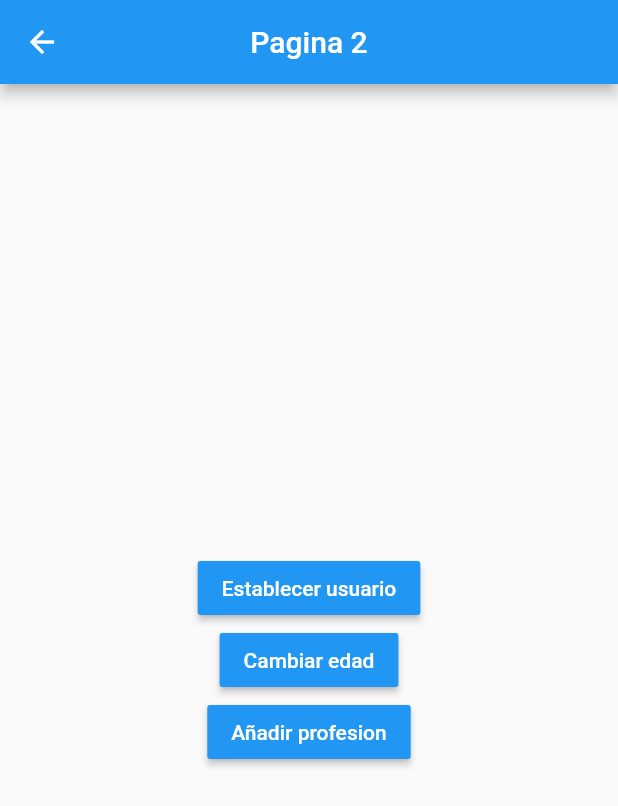
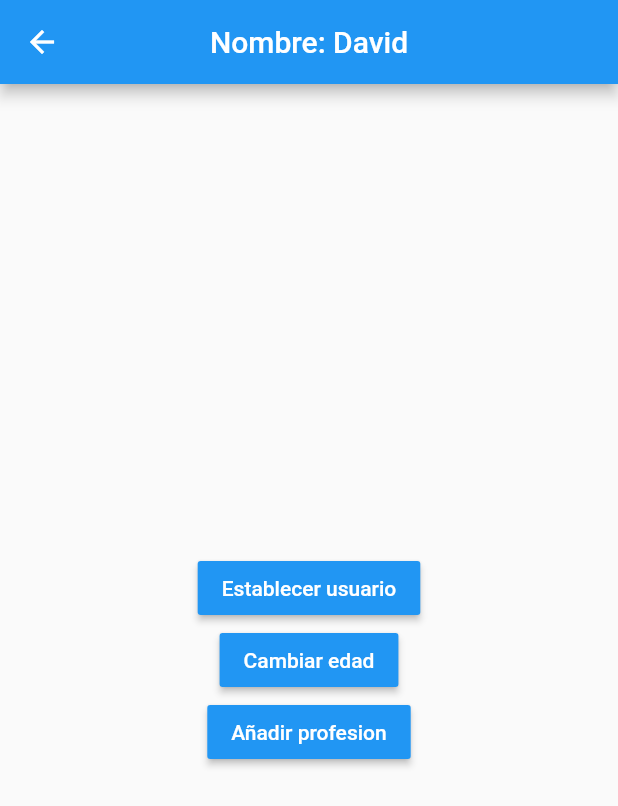
Before and after one commit to darubiano/manejadores_estados, a Flutter app: the DosPage screen opened by its route, after a tap on "Establecer usuario", on a phone screen of 412 x 824 dp. Shown: the top 806 px of the screen. Run offline on Flutter 3.47's test engine with Material 2 defaults, Android fonts, the phone set to English and light mode, and no system bars.

Commit message:
Fin Singleton

```diff
--- a/lib/models/Usuario.dart
+++ b/lib/models/Usuario.dart
@@ -1,6 +1,12 @@
+import 'package:flutter/material.dart';
+
 class Usuario {
   String nombre;
   int edad;
   List<String> profesiones;
-  Usuario({this.nombre, this.edad, this.profesiones});
+  Usuario({
+    @required this.nombre,
+    @required this.edad,
+    this.profesiones,
+  }):assert(nombre!=null);
 }
--- a/lib/pages/DosPage.dart
+++ b/lib/pages/DosPage.dart
@@ -1,14 +1,23 @@
 import 'package:flutter/material.dart';
+import 'package:manejadores_estados/models/Usuario.dart';
+import 'package:manejadores_estados/services/UsuarioServices.dart';
 
 class DosPage extends StatelessWidget {
   static const String id = 'Dos';
   @override
   Widget build(BuildContext context) {
     return Scaffold(
-      appBar: AppBar(
-        title: Text('Pagina 2'),
-        centerTitle: true,
-      ),
+      appBar:AppBar(
+            title: StreamBuilder(
+              stream: usuarioService.usuarioStream,
+              builder: (BuildContext context, AsyncSnapshot<Usuario> snapshot){
+                return snapshot.hasData
+                ? Text('Nombre: ${snapshot.data.nombre}')
+                : Text('Pagina 2');
+              },
+            ),
+            centerTitle: true,
+          ),
       body: Center(
         child: Column(
           mainAxisAlignment: MainAxisAlignment.center,
@@ -16,12 +25,17 @@ class DosPage extends StatelessWidget {
             MaterialButton(
               child: Text('Establecer usuario', style: TextStyle(color:Colors.white),),
               color: Colors.blue,
-              onPressed: () {},
+              onPressed: () {
+                final usuario = new Usuario(nombre: 'David',edad: 24,);
+                usuarioService.cargarUsuario(usuario);
+              },
             ),
             MaterialButton(
               child: Text('Cambiar edad', style: TextStyle(color:Colors.white),),
               color: Colors.blue,
-              onPressed: () {},
+              onPressed: () {
+                usuarioService.cambiarEdad(25);
+              },
             ),
             MaterialButton(
               child: Text('Añadir profesion', style: TextStyle(color:Colors.white),),
--- a/lib/pages/UnoPage.dart
+++ b/lib/pages/UnoPage.dart
@@ -1,5 +1,7 @@
 import 'package:flutter/material.dart';
+import 'package:manejadores_estados/models/Usuario.dart';
 import 'package:manejadores_estados/pages/DosPage.dart';
+import 'package:manejadores_estados/services/UsuarioServices.dart';
 
 class UnoPage extends StatelessWidget {
   static const String id = 'Uno';
@@ -14,12 +16,22 @@ class UnoPage extends StatelessWidget {
         title: Text('Pagina 1'),
         centerTitle: true,
       ),
-      body: InformacionUsuario(),
+      body: StreamBuilder(
+        stream: usuarioService.usuarioStream,
+        builder: (BuildContext context, AsyncSnapshot<Usuario> snapshot) {
+          // Si tiene un usuario hasData
+          return snapshot.hasData
+              ? InformacionUsuario(usuario: snapshot.data)
+              : Center(child: Text('No hay informacion del usuario'));
+        },
+      ),
     );
   }
 }
 
 class InformacionUsuario extends StatelessWidget {
+  final Usuario usuario;
+  const InformacionUsuario({this.usuario});
   @override
   Widget build(BuildContext context) {
     return Container(
@@ -38,10 +50,10 @@ class InformacionUsuario extends StatelessWidget {
             height: 5,
           ),
           ListTile(
-            title: Text('Nombre:'),
+            title: Text('Nombre: ${this.usuario.nombre}'),
           ),
           ListTile(
-            title: Text('Edad:'),
+            title: Text('Edad: ${this.usuario.edad}'),
           ),
           Text(
             'Profeciones',
--- /dev/null
+++ b/lib/services/UsuarioServices.dart
@@ -0,0 +1,36 @@
+import 'dart:async';
+
+import 'package:manejadores_estados/models/Usuario.dart';
+
+// Singleton
+class _UsuarioService {
+  Usuario _usuario;
+  //Stream con el broadcast emite a todos los streams
+  StreamController<Usuario> _usuarioStreamController = new StreamController<Usuario>.broadcast();
+
+  Usuario get usuario => this._usuario;
+  bool get existeUsuario=>(this._usuario != null) ? true:false;
+
+  Stream<Usuario> get usuarioStream => _usuarioStreamController.stream;
+
+  void cargarUsuario(Usuario user){
+    this._usuario = user;
+    // cargar el usuario al stream
+    _usuarioStreamController.add(user);
+  }
+
+  void cambiarEdad(int edad){
+    this._usuario.edad = edad;
+    // cargar el usuario al stream
+    _usuarioStreamController.add(this._usuario);
+  }
+
+  // Limpiar stream
+  dispose(){
+    _usuarioStreamController?.close();
+  }
+
+}
+
+
+final usuarioService = new _UsuarioService();
```
